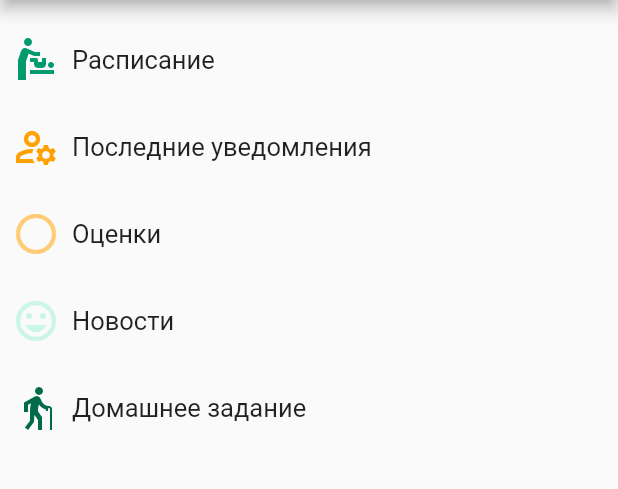
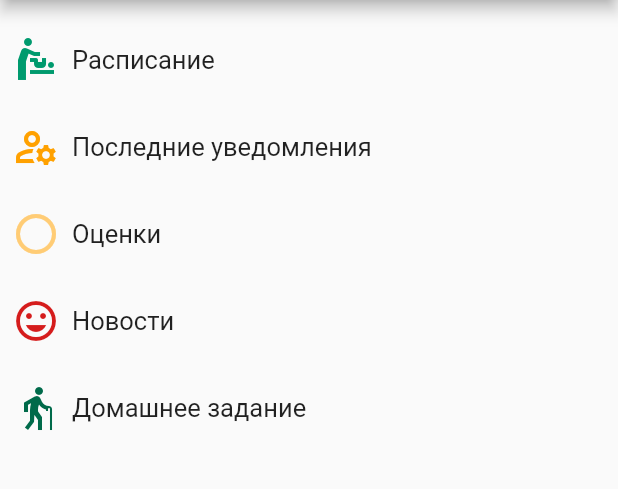
Before and after one commit to jWinterDay/all_school_info, a Flutter app: the screen it shows after launch, item 2 of the bottom bar chosen, on a phone screen of 412 x 824 dp, the part 84-573 px from its top. Run offline on Flutter 3.47's test engine with Material 2 defaults, Android fonts, the phone set to English and light mode, and no system bars; our stand-ins replace auto_route, carousel_slider, firebase_core, firebase_remote_config, flutter_redux, freezed_annotation and 5 more; missing offline and left inert: computer; accounts and stored records are empty; statements that could not run were skipped.

```diff
--- a/lib/src/app/app_view.dart
+++ b/lib/src/app/app_view.dart
@@ -1,5 +1,6 @@
 import 'package:all_school_info/src/generated/l10n.dart';
 import 'package:all_school_info/src/routes/autoroutes.gr.dart' as gr;
+import 'package:auto_route/auto_route.dart';
 import 'package:flutter/cupertino.dart';
 import 'package:flutter/material.dart';
 import 'package:flutter_localizations/flutter_localizations.dart';
@@ -8,6 +9,37 @@ import 'package:flutter_redux/flutter_redux.dart';
 // import 'package:google_fonts/google_fonts.dart';
 
 import 'app_theme.dart';
+
+class _Observer extends AutoRouterObserver {
+  @override
+  void didPush(Route<dynamic> route, Route<dynamic>? previousRoute) {
+    print('New route pushed: ${route.settings.name} prev: ${previousRoute?.settings.name}');
+  }
+
+  @override
+  void didPop(Route<dynamic> route, Route<dynamic>? previousRoute) {
+    print('did pop ${route.settings.name}');
+  }
+
+  void didRemove(Route<dynamic> route, Route<dynamic>? previousRoute) {
+    print('did remove ${route.settings.name}');
+  }
+
+  void didReplace({Route<dynamic>? newRoute, Route<dynamic>? oldRoute}) {
+    print('new ${newRoute?.settings.name} old ${oldRoute?.settings.name}');
+  }
+
+  // only override to observer tab routes
+  @override
+  void didInitTabRoute(TabPageRoute route, TabPageRoute? previousRoute) {
+    print('Tab route visited: ${route.name}');
+  }
+
+  @override
+  void didChangeTabRoute(TabPageRoute route, TabPageRoute previousRoute) {
+    print('Tab route re-visited: ${route.name}');
+  }
+}
 
 class AppView extends StatelessWidget {
   final gr.AppRouter _appRouter = gr.AppRouter();
@@ -38,7 +70,14 @@ class AppView extends StatelessWidget {
             child: child ?? const SizedBox(),
           );
         },
-        routerDelegate: _appRouter.delegate(),
+        routerDelegate: AutoRouterDelegate(
+          _appRouter,
+          navigatorObservers: () {
+            return <NavigatorObserver>[
+              _Observer(),
+            ];
+          },
+        ), // _appRouter.delegate(),
         routeInformationParser: _appRouter.defaultRouteParser(),
       ),
     );
--- a/lib/src/feature/announcement/detail/announcement_detail_bloc.dart
+++ b/lib/src/feature/announcement/details/announcement_details_bloc.dart
@@ -1,7 +1,7 @@
 import 'package:domain/domain.dart';
 import 'package:collection/collection.dart';
 
-class AnnouncementDetailBloc {
+class AnnouncementDetailsBloc {
   AnnouncementModel? findAnnouncementById(String announcementId) {
     final List<AnnouncementModel>? list = getIt.get<AppDomain>().appStore.state.announcementState.announcementList;
 
--- a/lib/src/feature/announcement/list/announcement_list_view.dart
+++ b/lib/src/feature/announcement/list/announcement_list_view.dart
@@ -61,7 +61,7 @@ class _AnnouncementListViewState extends State<AnnouncementListView> {
                 items: uiAnnouncementInfo.topAnnouncementList.map((AnnouncementModel topAnnouncement) {
                   return GestureDetector(
                     onTap: () {
-                      AutoRouter.of(context).push(gr.AnnouncementDetailViewRoute(
+                      AutoRouter.of(context).push(gr.AnnouncementDetailsViewRoute(
                         announcementModelId: topAnnouncement.id,
                       ));
                     },
--- a/lib/src/feature/announcement/list/widgets/announcement_card.dart
+++ b/lib/src/feature/announcement/list/widgets/announcement_card.dart
@@ -24,7 +24,7 @@ class AnnouncementCard extends StatelessWidget {
       padding: const EdgeInsets.symmetric(horizontal: 16, vertical: 4),
       child: GestureDetector(
         onTap: () {
-          AutoRouter.of(context).push(gr.AnnouncementDetailViewRoute(
+          AutoRouter.of(context).push(gr.AnnouncementDetailsViewRoute(
             announcementModelId: announcementModel.id,
           ));
         },
--- a/lib/src/feature/schedule/models/ui_schedule_item.dart
+++ b/lib/src/feature/schedule/list/models/ui_schedule_item.dart
@@ -1,3 +1,4 @@
+import 'package:flutter/foundation.dart';
 import 'package:flutter/material.dart' show Color, IconData;
 
 class UiScheduleItem {
@@ -6,6 +7,7 @@ class UiScheduleItem {
     this.addTitle,
     this.icon,
     required this.iconColor,
+    required this.callback,
   });
 
   final String title;
@@ -15,4 +17,6 @@ class UiScheduleItem {
   final IconData? icon;
 
   final Color iconColor;
+
+  final AsyncCallback callback;
 }
--- a/lib/src/feature/schedule/schedule_view.dart
+++ b/lib/src/feature/schedule/list/schedule_view.dart
@@ -1,9 +1,13 @@
+import 'package:all_school_info/src/feature/schedule/details/schedule_details_view.dart';
+import 'package:auto_route/auto_route.dart';
+import 'package:auto_route/src/matcher/route_matcher.dart';
 import 'package:domain/domain.dart';
 import 'package:flutter/material.dart';
 import 'package:all_school_info/src/generated/l10n.dart';
 import 'package:design/design.dart';
 import 'package:flutter_redux/flutter_redux.dart';
 import 'package:redux/redux.dart';
+import 'package:all_school_info/src/routes/autoroutes.gr.dart' as gr;
 
 import 'models/ui_schedule_item.dart';
 import 'schedule_bloc.dart';
@@ -39,26 +43,33 @@ class _ScheduleViewState extends State<ScheduleView> {
         title: AllSchoolInfoIntl.of(context).scheduleViewTitle,
         icon: Icons.baby_changing_station,
         iconColor: context.design.palette.primary,
+        callback: () async {
+          await AutoRouter.of(context).push(const gr.ScheduleDetailsViewRoute());
+        },
       ),
       UiScheduleItem(
         title: AllSchoolInfoIntl.of(context).scheduleLastNotifications,
         icon: Icons.manage_accounts_outlined,
         iconColor: context.design.palette.accent,
+        callback: () async {},
       ),
       UiScheduleItem(
         title: AllSchoolInfoIntl.of(context).scheduleRatings,
         icon: Icons.radio_button_unchecked_outlined,
         iconColor: context.design.palette.averageProgress,
+        callback: () async {},
       ),
       UiScheduleItem(
         title: AllSchoolInfoIntl.of(context).scheduleNews,
         icon: Icons.tag_faces,
-        iconColor: context.design.palette.primaryLight20,
+        iconColor: context.design.palette.danger,
+        callback: () async {},
       ),
       UiScheduleItem(
         title: AllSchoolInfoIntl.of(context).scheduleHomework,
         icon: Icons.elderly,
         iconColor: context.design.palette.primaryDark,
+        callback: () async {},
       ),
     ];
   }
--- /dev/null
+++ b/lib/src/feature/schedule/list/widgets/schedule_item.dart
@@ -0,0 +1,33 @@
+import 'package:all_school_info/src/feature/schedule/list/models/ui_schedule_item.dart';
+import 'package:flutter/material.dart';
+
+class ScheduleItem extends StatelessWidget {
+  const ScheduleItem({
+    required this.uiScheduleItem,
+  });
+
+  final UiScheduleItem uiScheduleItem;
+
+  @override
+  Widget build(BuildContext context) {
+    return GestureDetector(
+      onTap: uiScheduleItem.callback,
+      child: Padding(
+        padding: const EdgeInsets.only(bottom: 2, top: 24),
+        child: Row(
+          children: <Widget>[
+            Padding(
+              padding: const EdgeInsets.symmetric(horizontal: 8),
+              child: Icon(
+                uiScheduleItem.icon,
+                color: uiScheduleItem.iconColor,
+                size: 32,
+              ),
+            ),
+            Text(uiScheduleItem.title),
+          ],
+        ),
+      ),
+    );
+  }
+}
--- a/lib/src/feature/schedule/widgets/schedule_item.dart
+++ /dev/null
@@ -1,31 +0,0 @@
-import 'package:all_school_info/src/feature/schedule/models/ui_schedule_item.dart';
-import 'package:flutter/material.dart';
-// import 'package:design/design.dart';
-
-class ScheduleItem extends StatelessWidget {
-  const ScheduleItem({
-    required this.uiScheduleItem,
-  });
-
-  final UiScheduleItem uiScheduleItem;
-
-  @override
-  Widget build(BuildContext context) {
-    return Padding(
-      padding: const EdgeInsets.only(bottom: 2, top: 24),
-      child: Row(
-        children: <Widget>[
-          Padding(
-            padding: const EdgeInsets.symmetric(horizontal: 8),
-            child: Icon(
-              uiScheduleItem.icon,
-              color: uiScheduleItem.iconColor,
-              size: 32,
-            ),
-          ),
-          Text(uiScheduleItem.title),
-        ],
-      ),
-    );
-  }
-}
```
Also changed, not shown: lib/src/feature/announcement/details/announcement_details_view.dart (renamed from lib/src/feature/announcement/detail/announcement_detail_view.dart, +6 -6 lines), lib/src/feature/schedule/details/schedule_details_bloc.dart (added, +15 -0 lines), lib/src/feature/schedule/details/schedule_details_view.dart (added, +92 -0 lines), lib/src/routes/autoroutes.dart (+30 -8 lines), lib/src/feature/schedule/list/schedule_bloc.dart (renamed from lib/src/feature/schedule/schedule_bloc.dart), lib/src/generated/intl/messages_all.dart, lib/src/generated/intl/messages_ru.dart, lib/src/generated/l10n.dart, lib/src/routes/autoroutes.gr.dart.
